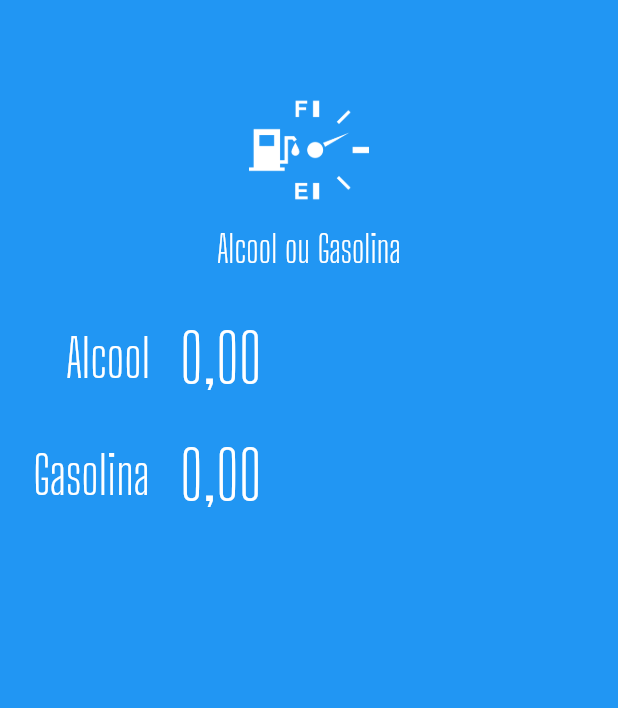
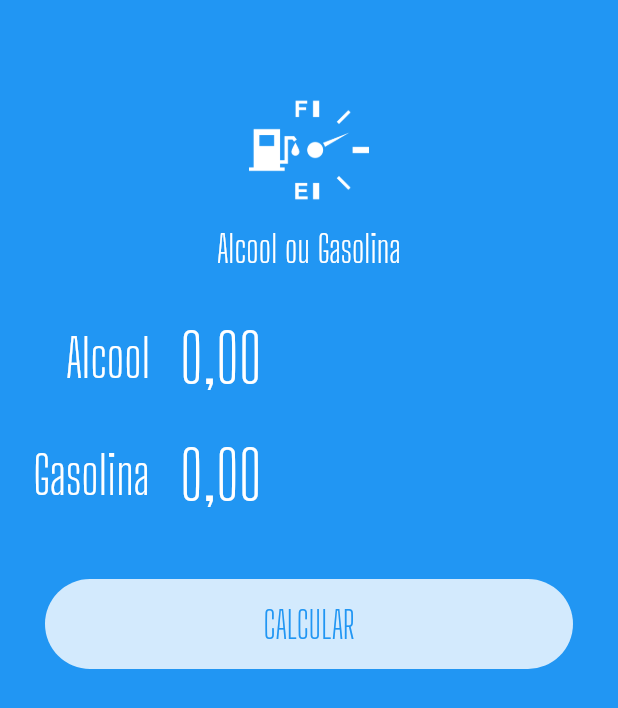
Before and after one commit to thiagothisan/comparador_combustivel, a Flutter app: the screen it shows after launch, on a phone screen of 412 x 824 dp. Shown: the top 708 px of the screen. Run offline on Flutter 3.47's test engine with Material 2 defaults, Android fonts, the phone set to English and light mode, and no system bars; our stand-ins replace flutter_masked_text.

Commit message:
criando o botao calcular

```diff
--- a/lib/pages/home_page.dart
+++ b/lib/pages/home_page.dart
@@ -22,6 +22,27 @@ class HomePage extends StatelessWidget {
             label: "Gasolina",
             ctrl: _gasCtrl,
           ),
+          Container(
+            height: 60,
+            margin: EdgeInsets.all(30),
+            decoration: BoxDecoration(
+              color: Colors.white.withOpacity(0.8),
+              borderRadius: BorderRadius.circular(
+                60,
+              ),
+            ),
+            child: FlatButton(
+              onPressed: () {},
+              child: Text(
+                "CALCULAR",
+                style: TextStyle(
+                  color: Theme.of(context).primaryColor,
+                  fontSize: 25,
+                  fontFamily: "Big Shoulders Display",
+                ),
+              ),
+            ),
+          ),
         ],
       ),
     );
```
